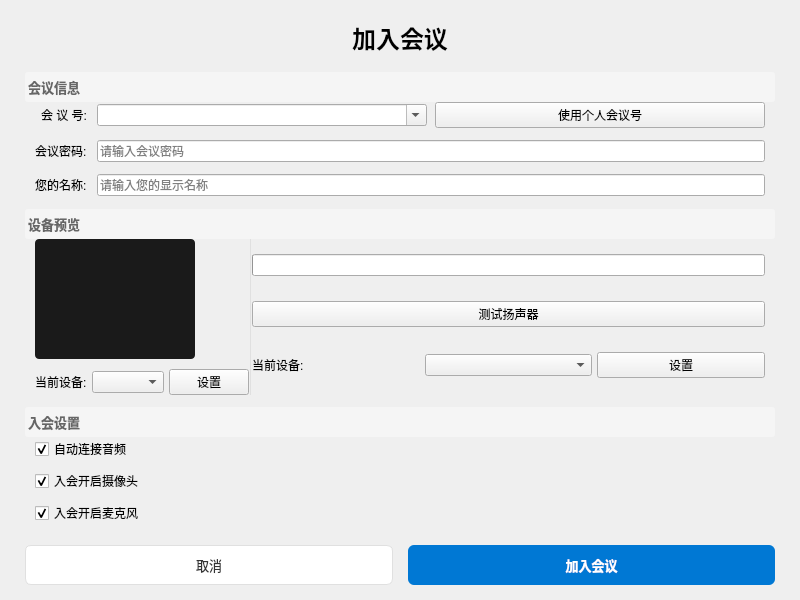
This is ui/joinmeeting.ui in zhangdalin/MeetEx as Qt 5 draws it before an edit. The edited form follows.
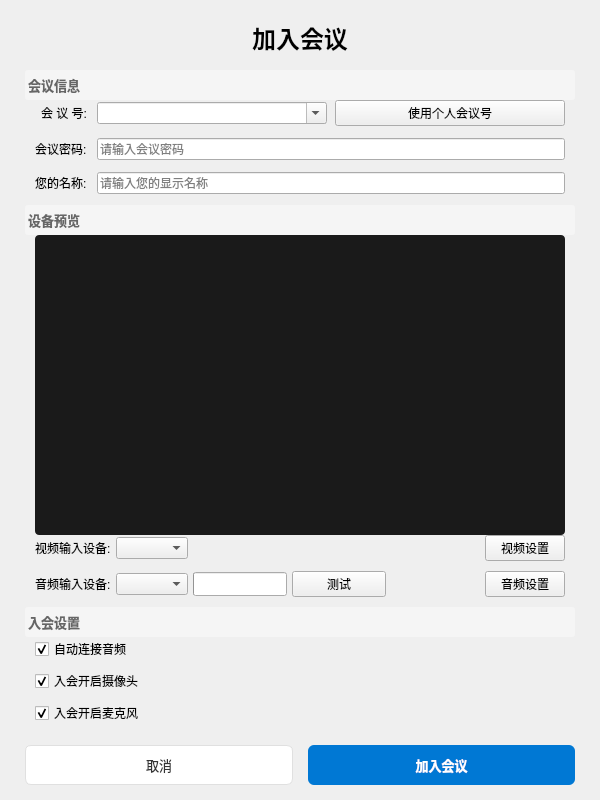
This is the edited form. Icons and pictures are not drawn.

Commit message:
feat(ui): 重新设计 JoinMeeting 界面布局并优化 BookMeeting 样式
- JoinMeeting: 改为纵向布局 (600x800)，优化设备预览区域
- JoinMeeting: 添加麦克风/扬声器图标资源
- BookMeeting: 调整分组标题样式，移除按钮固定尺寸
- 添加 joinmeeting 设计文档和计划

What changed in the file:
```diff
--- a/ui/joinmeeting.ui
+++ b/ui/joinmeeting.ui
@@ -6,20 +6,20 @@
    <rect>
     <x>0</x>
     <y>0</y>
-    <width>800</width>
-    <height>600</height>
+    <width>600</width>
+    <height>800</height>
    </rect>
   </property>
   <property name="minimumSize">
    <size>
-    <width>800</width>
-    <height>600</height>
+    <width>600</width>
+    <height>800</height>
    </size>
   </property>
   <property name="maximumSize">
    <size>
-    <width>800</width>
-    <height>600</height>
+    <width>600</width>
+    <height>800</height>
    </size>
   </property>
   <property name="windowTitle">
@@ -54,8 +54,8 @@
        <rect>
         <x>0</x>
         <y>0</y>
-        <width>800</width>
-        <height>535</height>
+        <width>600</width>
+        <height>735</height>
        </rect>
       </property>
       <layout class="QVBoxLayout" name="scrollLayout">
@@ -74,19 +74,6 @@
        <property name="bottomMargin">
         <number>10</number>
        </property>
-       <item>
-        <spacer name="topSpacer">
-         <property name="orientation">
-          <enum>Qt::Orientation::Vertical</enum>
-         </property>
-         <property name="sizeHint" stdset="0">
-          <size>
-           <width>0</width>
-           <height>0</height>
-          </size>
-         </property>
-        </spacer>
-       </item>
        <item>
         <widget class="QLabel" name="titleLabel">
          <property name="font">
@@ -238,23 +225,6 @@
         </spacer>
        </item>
        <item>
-        <layout class="QVBoxLayout" name="devicePreviewLayout">
-         <property name="spacing">
-          <number>0</number>
-         </property>
-         <property name="leftMargin">
-          <number>0</number>
-         </property>
-         <property name="topMargin">
-          <number>0</number>
-         </property>
-         <property name="rightMargin">
-          <number>0</number>
-         </property>
-         <property name="bottomMargin">
-          <number>0</number>
-         </property>
-         <item>
           <widget class="QLabel" name="devicePreviewTitleLabel">
            <property name="font">
             <font>
@@ -279,36 +249,41 @@
           </widget>
          </item>
          <item>
-          <layout class="QHBoxLayout" name="devicePreviewContentLayout">
-           <property name="spacing">
-            <number>0</number>
-           </property>
-           <property name="leftMargin">
-            <number>10</number>
-           </property>
-           <property name="rightMargin">
-            <number>10</number>
-           </property>
-           <property name="bottomMargin">
-            <number>0</number>
-           </property>
-           <item>
             <layout class="QVBoxLayout" name="videoSectionLayout">
              <property name="spacing">
               <number>10</number>
              </property>
+        </layout>
+       </item>
+       <item>
+        <layout class="QVBoxLayout" name="devicePreviewLayout">
+         <property name="spacing">
+          <number>0</number>
+         </property>
+         <property name="leftMargin">
+          <number>10</number>
+         </property>
+         <property name="topMargin">
+          <number>0</number>
+         </property>
+         <property name="rightMargin">
+          <number>10</number>
+         </property>
+         <property name="bottomMargin">
+          <number>0</number>
+         </property>
              <item>
               <widget class="QWidget" name="videoPreviewWidget" native="true">
-               <property name="minimumSize">
-                <size>
-                 <width>160</width>
-                 <height>120</height>
-                </size>
-               </property>
-               <property name="maximumSize">
+           <property name="sizePolicy">
+            <sizepolicy hsizetype="Expanding" vsizetype="Expanding">
+             <horstretch>0</horstretch>
+             <verstretch>0</verstretch>
+            </sizepolicy>
+           </property>
+           <property name="minimumSize">
                 <size>
-                 <width>160</width>
-                 <height>120</height>
+             <width>0</width>
+             <height>300</height>
                 </size>
                </property>
                <property name="styleSheet">
@@ -321,47 +296,76 @@
                <property name="spacing">
                 <number>5</number>
                </property>
+           <property name="leftMargin">
+            <number>0</number>
+           </property>
+           <property name="rightMargin">
+            <number>0</number>
+           </property>
                <item>
                 <widget class="QLabel" name="videoDeviceLabel">
                  <property name="text">
-                  <string>当前设备:</string>
+              <string>视频输入设备:</string>
                  </property>
                 </widget>
                </item>
                <item>
                 <widget class="QComboBox" name="videoDeviceCombo"/>
                </item>
+           <item>
+            <spacer name="videoSpacer">
+             <property name="orientation">
+              <enum>Qt::Orientation::Horizontal</enum>
+             </property>
+             <property name="sizeHint" stdset="0">
+              <size>
+               <width>40</width>
+               <height>20</height>
+              </size>
+             </property>
+            </spacer>
+           </item>
                <item>
                 <widget class="QPushButton" name="videoSettingsBtn">
                  <property name="text">
-                  <string>设置</string>
+              <string>视频设置</string>
                  </property>
                 </widget>
                </item>
               </layout>
              </item>
-            </layout>
-           </item>
            <item>
-            <widget class="QFrame" name="separatorLine">
-             <property name="styleSheet">
-              <string notr="true">color: #e0e0e0;</string>
-             </property>
-             <property name="frameShape">
-              <enum>QFrame::Shape::VLine</enum>
-             </property>
-             <property name="frameShadow">
-              <enum>QFrame::Shadow::Plain</enum>
-             </property>
-            </widget>
-           </item>
-           <item>
-            <layout class="QVBoxLayout" name="audioSectionLayout">
+          <layout class="QHBoxLayout" name="audioDeviceLayout">
              <property name="spacing">
+            <number>5</number>
+           </property>
+           <property name="leftMargin">
+            <number>0</number>
+           </property>
+           <property name="topMargin">
               <number>10</number>
              </property>
+           <property name="rightMargin">
+            <number>0</number>
+           </property>
+           <item>
+            <widget class="QLabel" name="audioDeviceLabel">
+             <property name="text">
+              <string>音频输入设备:</string>
+             </property>
+            </widget>
+           </item>
+           <item>
+            <widget class="QComboBox" name="audioDeviceCombo"/>
+           </item>
              <item>
               <widget class="QProgressBar" name="audioLevelBar">
+             <property name="minimumSize">
+              <size>
+               <width>0</width>
+               <height>24</height>
+              </size>
+             </property>
                <property name="maximum">
                 <number>100</number>
                </property>
@@ -375,36 +379,43 @@
              </item>
              <item>
               <widget class="QPushButton" name="testSpeakerBtn">
-               <property name="text">
-                <string>测试扬声器</string>
-               </property>
-              </widget>
-             </item>
-             <item>
-              <layout class="QHBoxLayout" name="audioDeviceLayout">
-               <property name="spacing">
-                <number>5</number>
-               </property>
-               <item>
-                <widget class="QLabel" name="audioDeviceLabel">
+             <property name="sizePolicy">
+              <sizepolicy hsizetype="Expanding" vsizetype="Expanding">
+               <horstretch>0</horstretch>
+               <verstretch>0</verstretch>
+              </sizepolicy>
+             </property>
+             <property name="layoutDirection">
+              <enum>Qt::LayoutDirection::RightToLeft</enum>
+             </property>
                  <property name="text">
-                  <string>当前设备:</string>
-                 </property>
+              <string>测试</string>
+             </property>
+             <property name="icon">
+              <iconset resource="../res/joinmeeting.qrc">
+               <normaloff>:/assets/speaker.png</normaloff>:/assets/speaker.png</iconset>
+             </property>
                 </widget>
                </item>
                <item>
-                <widget class="QComboBox" name="audioDeviceCombo"/>
+            <spacer name="audioSpacer">
+             <property name="orientation">
+              <enum>Qt::Orientation::Horizontal</enum>
+             </property>
+             <property name="sizeHint" stdset="0">
+              <size>
+               <width>40</width>
+               <height>20</height>
+              </size>
+             </property>
+            </spacer>
                </item>
                <item>
                 <widget class="QPushButton" name="audioSettingsBtn">
                  <property name="text">
-                  <string>设置</string>
-                 </property>
-                </widget>
-               </item>
-              </layout>
-             </item>
-            </layout>
+              <string>音频设置</string>
+             </property>
+            </widget>
            </item>
           </layout>
          </item>
```
Left out of the diff: 4 changed lines with no effect on the pictures. Lines whose indentation alone changed are shown as unchanged. The commit also changes 6 other files.
